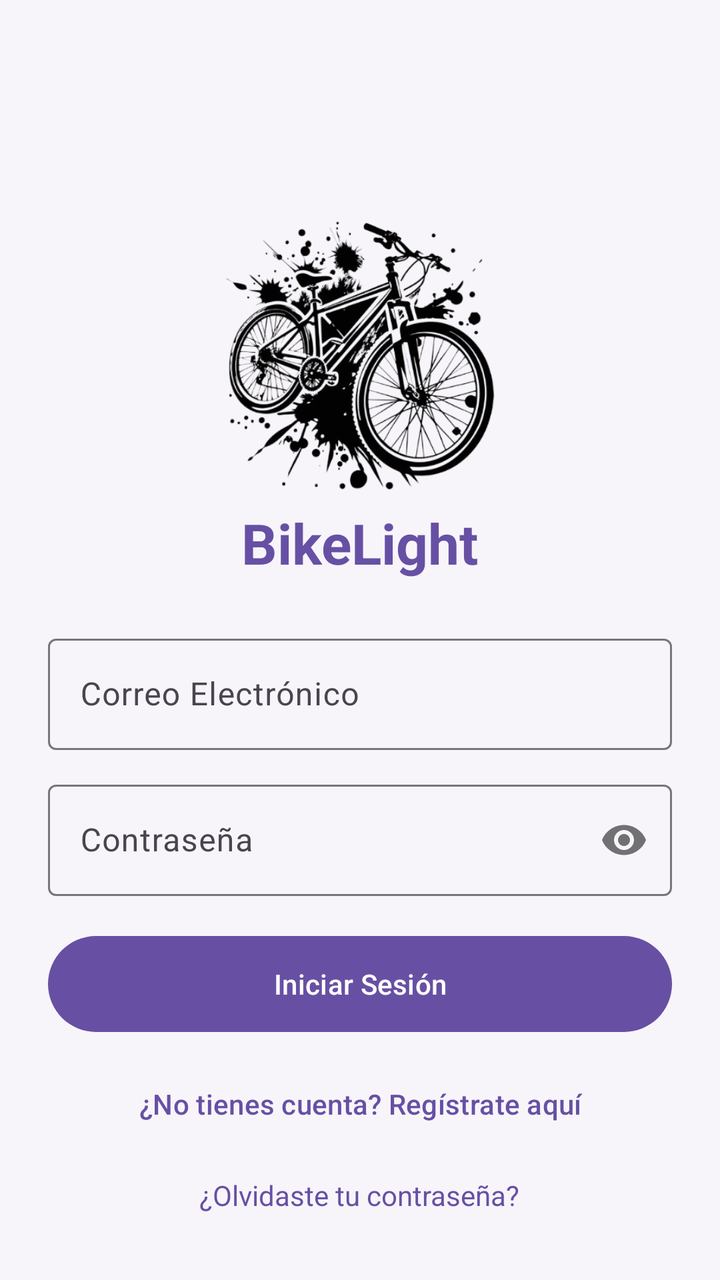
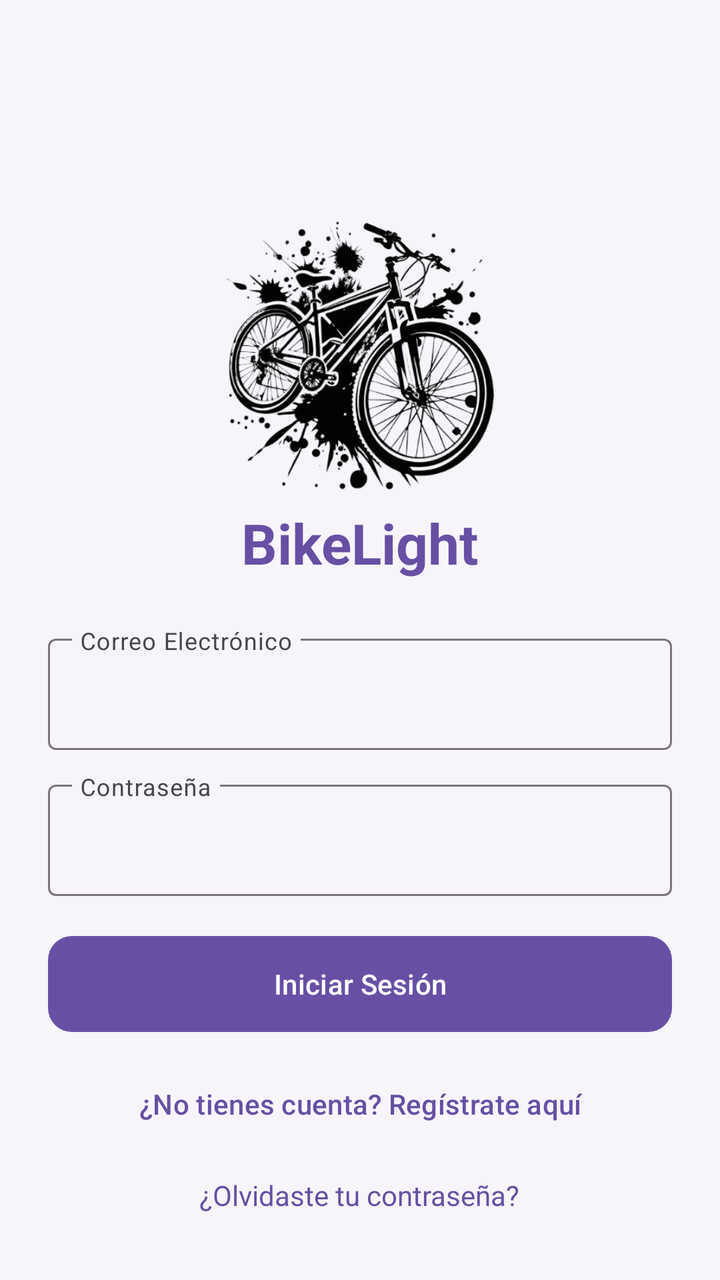

Two renders of the same Android screen: before a commit and after it. Below are the layout's source before the change and the commit's diff.
<!-- AndroidManifest.xml: application theme Theme.BikeLight -->
<!-- res/layout/activity_autenticacion.xml -->
<?xml version="1.0" encoding="utf-8"?>
<ScrollView xmlns:android="http://schemas.android.com/apk/res/android"
    xmlns:app="http://schemas.android.com/apk/res-auto"
    android:layout_width="match_parent"
    android:layout_height="match_parent"
    android:fillViewport="true"
    android:padding="24dp"
    android:background="@color/bikelight_bg">

    <LinearLayout
        android:layout_width="match_parent"
        android:layout_height="wrap_content"
        android:orientation="vertical"
        android:gravity="center">

        <ImageView
            android:id="@+id/imgLogo"
            android:layout_width="150dp"
            android:layout_height="150dp"
            android:layout_marginTop="70dp"
            app:srcCompat="@drawable/bici" />

        <TextView
            android:id="@+id/tvTitle"
            android:layout_width="wrap_content"
            android:layout_height="wrap_content"
            android:text="BikeLight"
            android:textSize="28sp"
            android:textStyle="bold"
            android:textColor="@color/bikelight_primary"
            android:layout_marginBottom="24dp" />

        
        <com.google.android.material.textfield.TextInputLayout
            android:id="@+id/tilEmail"
            android:layout_width="match_parent"
            android:layout_height="wrap_content"
            android:layout_marginBottom="12dp"
            android:hint="Correo Electrónico">

            <com.google.android.material.textfield.TextInputEditText
                android:id="@+id/etEmail"
                android:inputType="textEmailAddress"
                android:layout_width="match_parent"
                android:layout_height="wrap_content" />
        </com.google.android.material.textfield.TextInputLayout>

        <com.google.android.material.textfield.TextInputLayout
            android:id="@+id/tilPassword"
            android:layout_width="match_parent"
            android:layout_height="wrap_content"
            android:layout_marginBottom="16dp"
            app:passwordToggleEnabled="true"
            android:hint="Contraseña">

            <com.google.android.material.textfield.TextInputEditText
                android:id="@+id/etPassword"
                android:inputType="textPassword"
                android:layout_width="match_parent"
                android:layout_height="wrap_content" />
        </com.google.android.material.textfield.TextInputLayout>

        
        <com.google.android.material.button.MaterialButton
            android:id="@+id/btnAction"
            android:layout_width="match_parent"
            android:layout_height="56dp"
            app:backgroundTint="@color/bikelight_primary"
            android:textColor="@color/white"
            android:text="Iniciar Sesión" />

        <com.google.android.material.button.MaterialButton
            android:id="@+id/tvSwitchMode"
            style="@style/Widget.Material3.Button.TextButton"
            android:layout_width="match_parent"
            android:layout_height="wrap_content"
            android:layout_marginTop="8dp"
            android:textColor="@color/bikelight_primary"
            android:text="¿No tienes cuenta? Regístrate aquí" />

        <TextView
            android:id="@+id/tvForgotPassword"
            android:layout_width="wrap_content"
            android:layout_height="wrap_content"
            android:layout_marginTop="12dp"
            android:textColor="@color/bikelight_primary"
            android:text="¿Olvidaste tu contraseña?" />
    </LinearLayout>
</ScrollView>
<!-- resources referenced by this layout -->
<resources>
  <color name="bikelight_bg">#F7F5FA</color>
  <color name="bikelight_primary">#6750A4</color>
  <color name="white">#FFFFFF</color>
  <!-- drawable bici: png bitmap (drawable, 195847 bytes) -->
  <style name="Theme.BikeLight" parent="Base.Theme.BikeLight" />
  <style name="Base.Theme.BikeLight" parent="Theme.Material3.DayNight.NoActionBar">
          
          
      </style>
</resources>

<!-- the commit's change to res/layout/activity_autenticacion.xml (unified diff, before → after) -->
@@ -36,7 +36,8 @@
             android:layout_width="match_parent"
             android:layout_height="wrap_content"
             android:layout_marginBottom="12dp"
-            android:hint="Correo Electrónico">
+            android:hint="Correo Electrónico"
+            app:expandedHintEnabled="false">
 
             <com.google.android.material.textfield.TextInputEditText
                 android:id="@+id/etEmail"
@@ -50,8 +51,8 @@
             android:layout_width="match_parent"
             android:layout_height="wrap_content"
             android:layout_marginBottom="16dp"
-            app:passwordToggleEnabled="true"
-            android:hint="Contraseña">
+            android:hint="Contraseña"
+            app:expandedHintEnabled="false">
 
             <com.google.android.material.textfield.TextInputEditText
                 android:id="@+id/etPassword"
@@ -67,6 +68,7 @@
             android:layout_height="56dp"
             app:backgroundTint="@color/bikelight_primary"
             android:textColor="@color/white"
+            app:cornerRadius="12dp"
             android:text="Iniciar Sesión" />
 
         <com.google.android.material.button.MaterialButton
